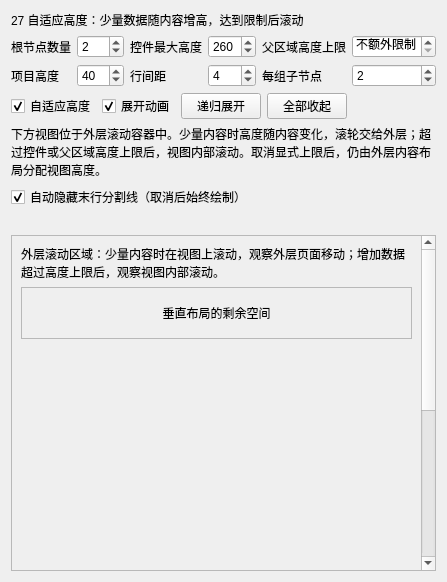
daonvshu/qt-virtual-item-views, file examples/tree_capabilities/27_auto_height/auto_height.ui: the form before one commit.
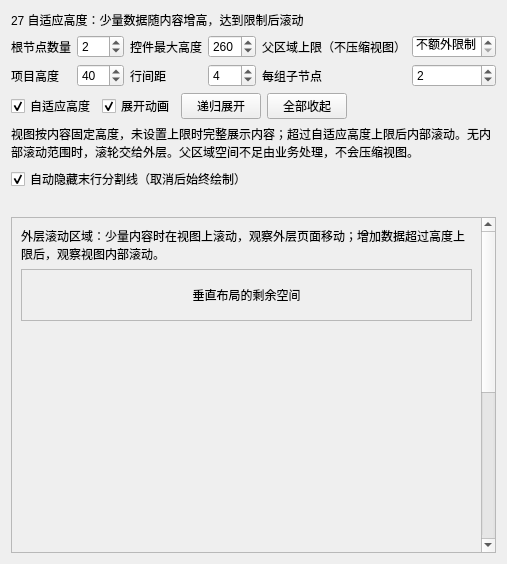
The form after the commit.

What changed in the file:
```diff
--- a/examples/tree_capabilities/27_auto_height/auto_height.ui
+++ b/examples/tree_capabilities/27_auto_height/auto_height.ui
@@ -9,7 +9,7 @@
     <item row="0" column="1"><widget class="QSpinBox" name="rowCountSpin"><property name="maximum"><number>8</number></property><property name="value"><number>2</number></property></widget></item>
     <item row="0" column="2"><widget class="QLabel" name="maxHeightSpinLabel"><property name="text"><string>控件最大高度</string></property><property name="buddy"><cstring>maxHeightSpin</cstring></property></widget></item>
     <item row="0" column="3"><widget class="QSpinBox" name="maxHeightSpin"><property name="maximum"><number>800</number></property><property name="value"><number>260</number></property><property name="specialValueText"><string>不限</string></property></widget></item>
-    <item row="0" column="4"><widget class="QLabel" name="parentLimitSpinLabel"><property name="text"><string>父区域高度上限</string></property><property name="buddy"><cstring>parentLimitSpin</cstring></property></widget></item>
+    <item row="0" column="4"><widget class="QLabel" name="parentLimitSpinLabel"><property name="text"><string>父区域上限（不压缩视图）</string></property><property name="buddy"><cstring>parentLimitSpin</cstring></property></widget></item>
     <item row="0" column="5"><widget class="QSpinBox" name="parentLimitSpin"><property name="maximum"><number>800</number></property><property name="value"><number>0</number></property><property name="specialValueText"><string>不额外限制</string></property></widget></item>
     <item row="1" column="0"><widget class="QLabel" name="heightSpinLabel"><property name="text"><string>项目高度</string></property><property name="buddy"><cstring>heightSpin</cstring></property></widget></item>
     <item row="1" column="1"><widget class="QSpinBox" name="heightSpin"><property name="minimum"><number>24</number></property><property name="maximum"><number>120</number></property><property name="value"><number>40</number></property></widget></item>
@@ -25,7 +25,7 @@
     <item><widget class="QPushButton" name="collapseButton"><property name="text"><string>全部收起</string></property><property name="focusPolicy"><enum>Qt::NoFocus</enum></property></widget></item>
     <item><spacer name="toggleSpacer"><property name="orientation"><enum>Qt::Horizontal</enum></property><property name="sizeHint" stdset="0"><size><width>10</width><height>1</height></size></property></spacer></item>
    </layout></item>
-   <item><widget class="QLabel" name="hintLabel"><property name="wordWrap"><bool>true</bool></property><property name="text"><string>下方视图位于外层滚动容器中。少量内容时高度随内容变化，滚轮交给外层；超过控件或父区域高度上限后，视图内部滚动。取消显式上限后，仍由外层内容布局分配视图高度。</string></property></widget></item>
+   <item><widget class="QLabel" name="hintLabel"><property name="wordWrap"><bool>true</bool></property><property name="text"><string>视图按内容固定高度，未设置上限时完整展示内容；超过自适应高度上限后内部滚动。无内部滚动范围时，滚轮交给外层。父区域空间不足由业务处理，不会压缩视图。</string></property></widget></item>
    <item><widget class="QCheckBox" name="autoHideTrailingLineCheck"><property name="text"><string>自动隐藏末行分割线（取消后始终绘制）</string></property><property name="checked"><bool>true</bool></property></widget></item>
    <item><widget class="QLabel" name="statusLabel"><property name="wordWrap"><bool>true</bool></property><property name="text"><string/></property></widget></item>
    <item><widget class="QScrollArea" name="outerScrollArea">
```
